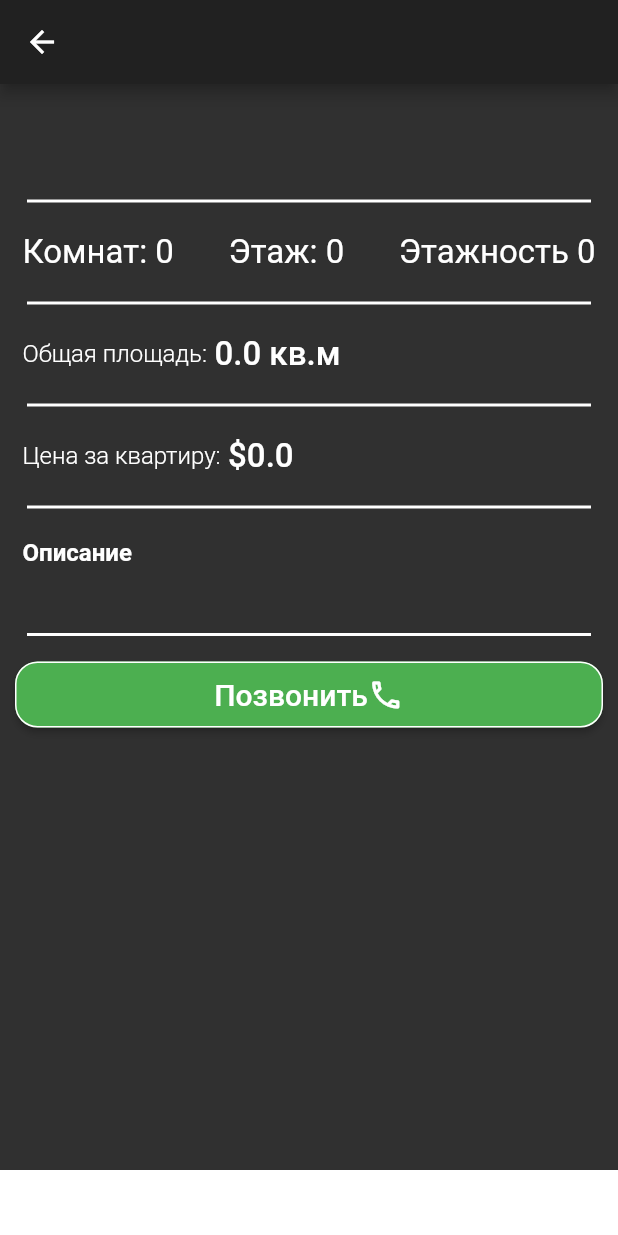
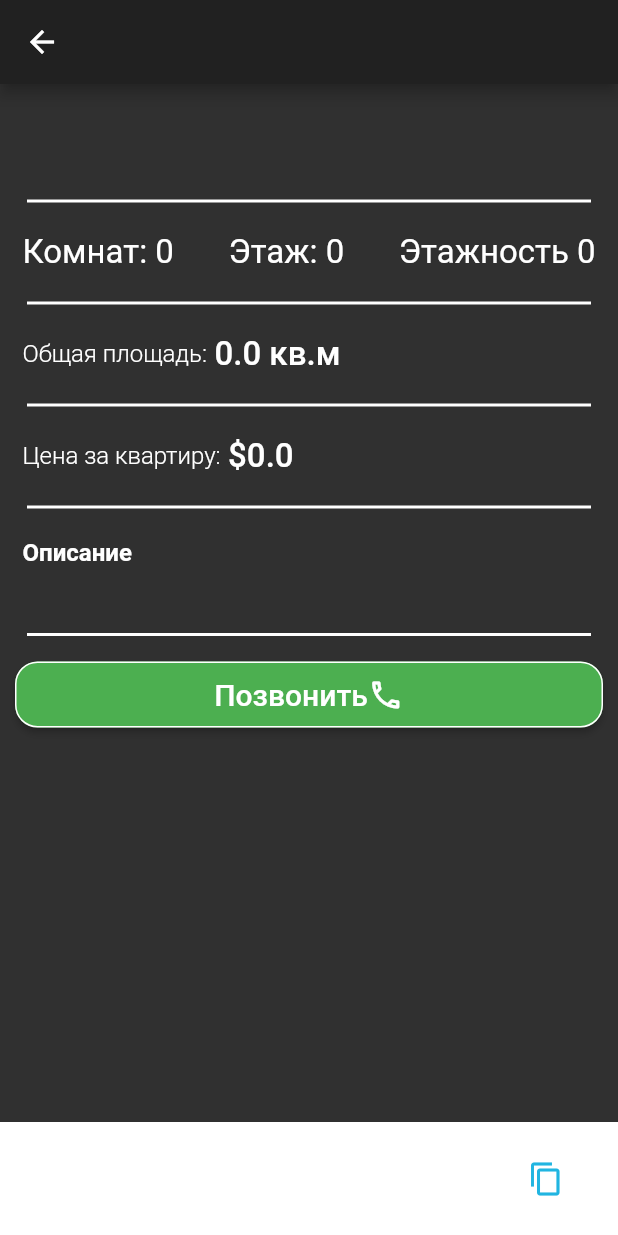
Before and after one commit to dmitriyl99/event_flats, a Flutter app: the FlatShowScreen screen opened directly with empty values, after a tap on "Позвонить", on a phone screen of 412 x 824 dp. Run offline on Flutter 3.47's test engine with Material 2 defaults, Android fonts, the light colour scheme and no system bars; our stand-ins replace firebase_auth, firebase_core, firebase_database, hive, hive_flutter; accounts and stored records are empty.

Commit message:
Add copy button

```diff
--- a/lib/view/screens/flats/show.screen.dart
+++ b/lib/view/screens/flats/show.screen.dart
@@ -143,8 +143,19 @@ class FlatShowScreen extends StatelessWidget {
           if (await canLaunch(url)) {
             await launch(url);
           } else {
-            ScaffoldMessenger.of(context)
-                .showSnackBar(new SnackBar(content: Text(flat.ownerPhone)));
+            ScaffoldMessenger.of(context).showSnackBar(new SnackBar(
+                content: Row(
+              mainAxisAlignment: MainAxisAlignment.spaceBetween,
+              children: [
+                Text(flat.ownerPhone),
+                IconButton(
+                    onPressed: () {},
+                    icon: Icon(
+                      Icons.copy,
+                      color: AppColors.primaryColor,
+                    ))
+              ],
+            )));
           }
         },
         child: Padding(
```
